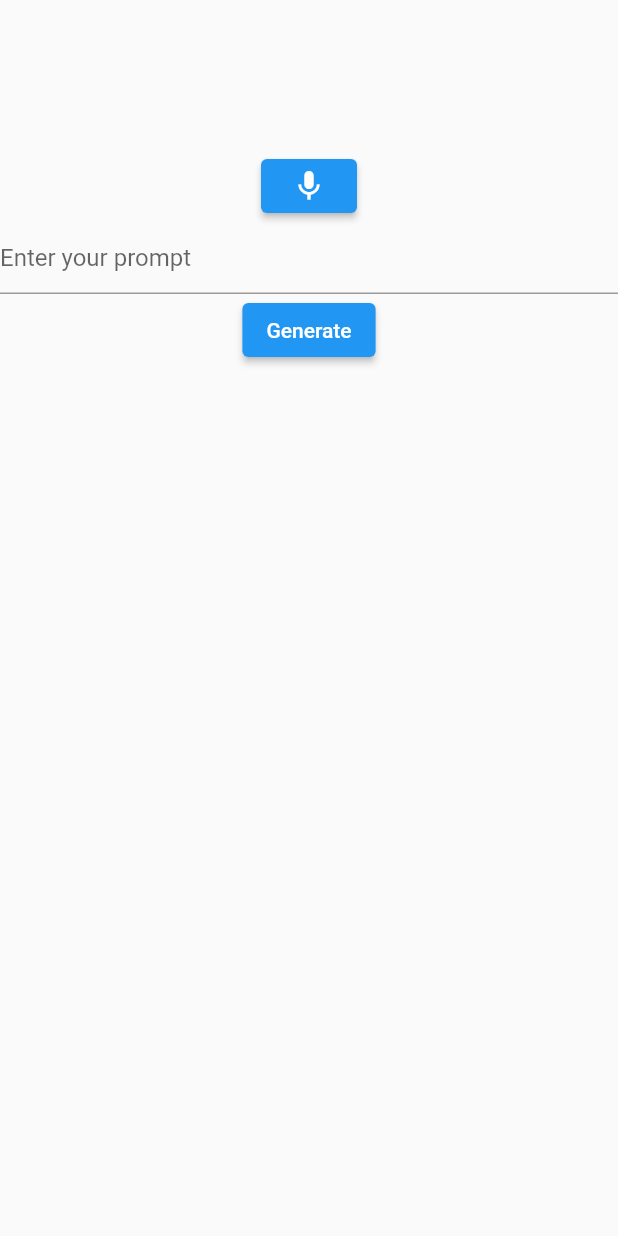
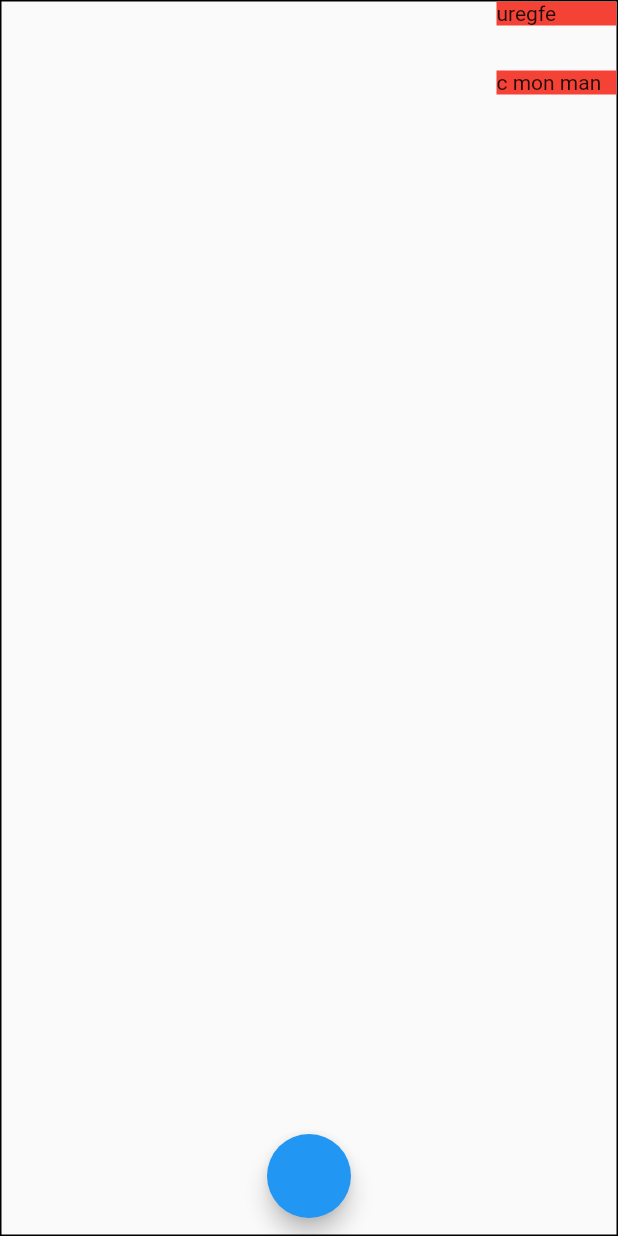
Before and after one commit to mokraneimed/JunctionX, a Flutter app: the screen it shows after launch, on a phone screen of 412 x 824 dp. Run offline on Flutter 3.47's test engine with Material 2 defaults, Android fonts, the phone set to English and light mode, and no system bars; our stand-ins replace audioplayers, permission_handler, speech_to_text; missing offline and left inert: flutter_sound.

Commit message:
/imed/chat

```diff
--- /dev/null
+++ b/lib/screens/Chat page/chat.dart
@@ -0,0 +1,84 @@
+import 'package:flutter/material.dart';
+import 'package:speech_to_text/speech_to_text.dart' as sst;
+
+class ChatPage extends StatefulWidget {
+  @override
+  const ChatPage({super.key});
+
+  @override
+  State<ChatPage> createState() => _ChatPage();
+}
+
+class _ChatPage extends State<ChatPage> {
+  String speech = '';
+  late sst.SpeechToText _speech;
+  bool isListening = false;
+  String textSpeech = "c mon man";
+  List prompts = ["uregfe"];
+  List responses = [];
+
+  void onListen() async {
+    bool available = await _speech.initialize(
+        onStatus: (val) => print('on status $val'),
+        onError: (val) => print("on error $val"));
+    if (available) {
+      setState(() {
+        isListening = true;
+      });
+      _speech.listen(
+          onResult: (val) => setState(() {
+                textSpeech = val.recognizedWords;
+              }));
+    }
+  }
+
+  @override
+  void initState() {
+    super.initState();
+
+    _speech = sst.SpeechToText();
+  }
+
+  @override
+  Widget build(BuildContext context) {
+    return Scaffold(
+        floatingActionButton: FloatingActionButton(onPressed: onListen),
+        floatingActionButtonLocation:
+            FloatingActionButtonLocation.miniCenterFloat,
+        body: Container(
+          decoration:
+              BoxDecoration(border: Border.all(color: Colors.black, width: 1)),
+          height: double.infinity,
+          child: Column(
+            crossAxisAlignment: CrossAxisAlignment.stretch,
+            children: [
+              Column(
+                children: List.generate(
+                  prompts.length,
+                  (index) {
+                    return Align(
+                      alignment: Alignment.centerRight,
+                      child: Container(
+                        margin: EdgeInsets.only(bottom: 30),
+                        color: Colors.red,
+                        width: 80,
+                        child: Text(prompts[index]),
+                      ),
+                    );
+                  },
+                ).toList(),
+              ),
+              Align(
+                alignment: Alignment.centerRight,
+                child: Container(
+                  margin: EdgeInsets.only(bottom: 30),
+                  color: Colors.red,
+                  width: 80,
+                  child: Text(textSpeech),
+                ),
+              )
+            ],
+          ),
+        ));
+  }
+}
--- a/pubspec.yaml
+++ b/pubspec.yaml
@@ -65,8 +65,8 @@ flutter:
   uses-material-design: true
 
   # To add assets to your application, add an assets section, like this:
-  # assets:
-  #   - images/a_dot_burr.jpeg
+  assets:
+    - assets/images/
   #   - images/a_dot_ham.jpeg
 
   # An image asset can refer to one or more resolution-specific "variants", see
```
Also changed, not shown: lib/main.dart (+37 -22 lines), lib/screens/Auth page/sign_up.dart (added, +111 -0 lines), lib/screens/Auth page/text_field.dart (added, +19 -0 lines), assets/images/Mail.png (added), assets/images/Password.png (added), assets/images/circle_arrow.png (added), assets/images/google_logo.png (added), assets/images/logo.png (added).
